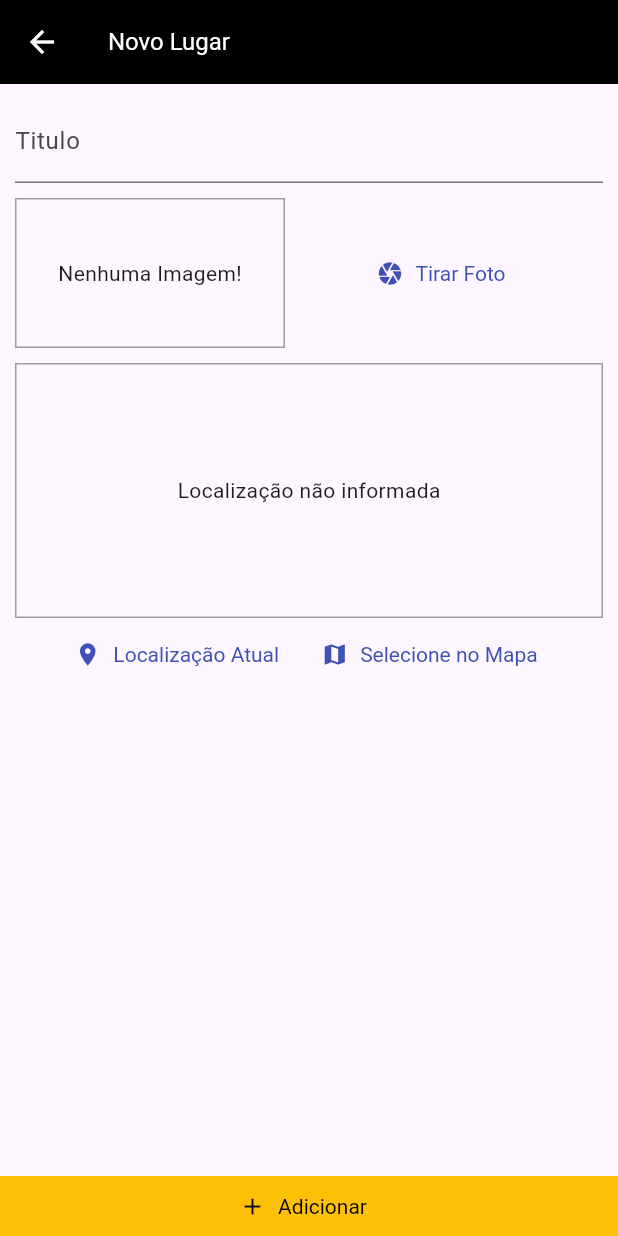
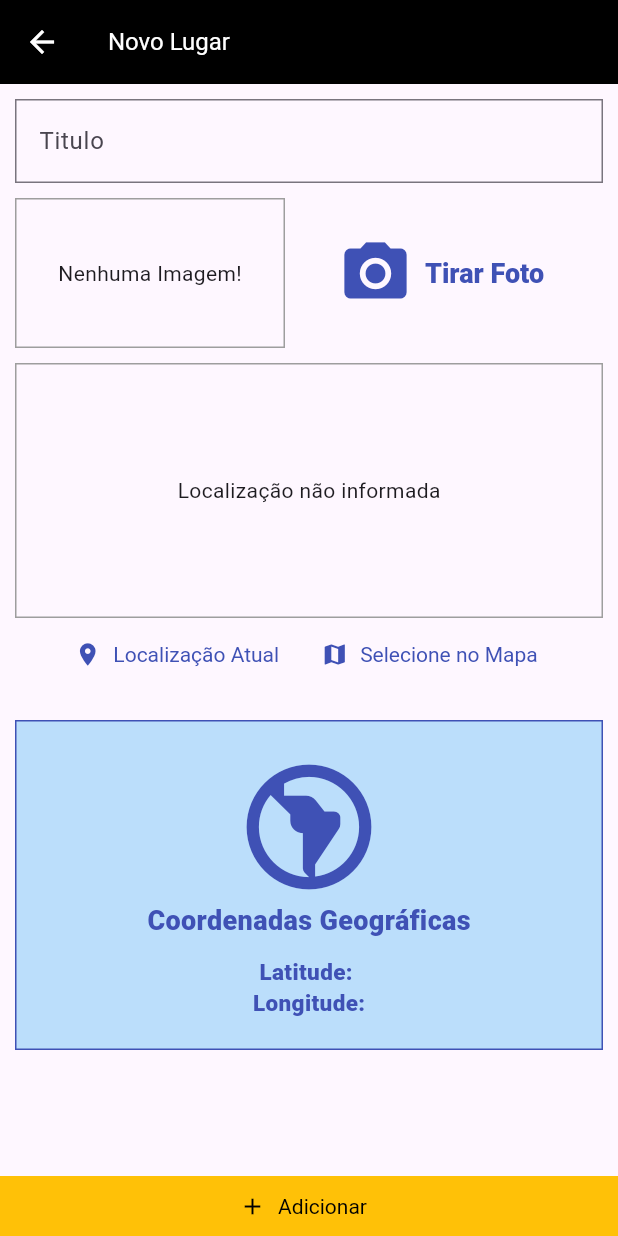
Before and after one commit to phesgot/favorite_place, a Flutter app: the PlaceFormScreen screen opened by its route, on a phone screen of 412 x 824 dp. Run offline on Flutter 3.47's test engine with Material 3 defaults, Android fonts, the phone set to English and light mode, and no system bars; our stand-ins replace google_maps_flutter, image_picker, location, sqflite; accounts and stored records are empty.

Commit message:
Atualização
Agora exibe as coordenadas geográficas (Latitude e longitude)

```diff
--- a/lib/screens/place_detail_screen.dart
+++ b/lib/screens/place_detail_screen.dart
@@ -1,4 +1,5 @@
 import 'package:favorite_place/screens/map_screen.dart';
+import 'package:favorite_place/widgets/coordenadas.dart';
 import 'package:flutter/material.dart';
 
 import '../models/place.dart';
@@ -28,13 +29,24 @@ class PlaceDetailScreen extends StatelessWidget {
             ),
           ),
           const SizedBox(height: 10),
-          Text(
-            place.location!.address!, // Exibe o endereço do lugar.
-            textAlign: TextAlign.center,
-            style: const TextStyle(
-              fontSize: 20,
-              color: Colors.grey,
+          Padding(
+            padding: const EdgeInsets.only(left: 20, right: 20),
+            child: Text(
+              place.location!.address!, // Exibe o endereço do lugar.
+              textAlign: TextAlign.center,
+              style: const TextStyle(
+                fontSize: 20,
+                color: Colors.grey,
+              ),
             ),
+          ),
+          const SizedBox(height: 20),
+          Container(
+            margin:const EdgeInsets.only(left: 20, right: 20),
+            padding: const EdgeInsets.all(20),
+            alignment: Alignment.center,
+            decoration: BoxDecoration(color: Colors.blue.shade100 ,border: Border.all(width: 1, color: Colors.indigo)),
+            child: Coordenadas(latitude: place.location?.latitude, longitude: place.location?.longitude,)
           ),
           const SizedBox(height: 10),
           ElevatedButton.icon(
--- a/lib/screens/place_form_screen.dart
+++ b/lib/screens/place_form_screen.dart
@@ -6,6 +6,7 @@ import 'package:google_maps_flutter/google_maps_flutter.dart';
 import 'package:provider/provider.dart';
 
 import '../providers/great_places.dart';
+import '../widgets/coordenadas.dart';
 import '../widgets/image_input.dart';
 
 // Tela para adicionar um novo lugar.
@@ -20,6 +21,8 @@ class _PlaceFormScreenState extends State<PlaceFormScreen> {
   final _titleController = TextEditingController(); // Controlador para o campo de texto do título.
   File? _pickedImage; // Imagem selecionada.
   LatLng? _pickedPosition; // Posição selecionada no mapa.
+  String _latitude = "";
+  String _longitude = "";
 
   @override
   Widget build(BuildContext context) {
@@ -36,7 +39,18 @@ class _PlaceFormScreenState extends State<PlaceFormScreen> {
                   children: [
                     TextField(
                       controller: _titleController, // Controlador para o campo de texto do título.
-                      decoration: const InputDecoration(labelText: "Titulo"), // Rótulo do campo de texto.
+                      decoration: const InputDecoration(
+                        labelText: "Titulo",
+                        border: OutlineInputBorder(
+                          borderRadius: BorderRadius.zero,
+                        ),
+                        focusedBorder: OutlineInputBorder(
+                          borderRadius: BorderRadius.zero,
+                          borderSide: BorderSide(
+                            width: 2, // Espessura da borda
+                          ),
+                        ),
+                      ), // Rótulo do campo de texto.
                       onChanged: (text) {
                         setState(() {});
                       },
@@ -46,6 +60,13 @@ class _PlaceFormScreenState extends State<PlaceFormScreen> {
                     const SizedBox(height: 10),
                     LocationInput(
                       onSelectPosition: _selectPosition, // Widget para selecionar a posição no mapa.
+                    ),
+                    const SizedBox(height: 20),
+                    Container(
+                      padding: const EdgeInsets.all(20),
+                      alignment: Alignment.center,
+                      decoration: BoxDecoration(color: Colors.blue.shade100 ,border: Border.all(width: 1, color: Colors.indigo)),
+                      child: Coordenadas(latitude: _pickedPosition?.latitude, longitude: _pickedPosition?.longitude,)
                     ),
                   ],
                 ),
@@ -62,7 +83,7 @@ class _PlaceFormScreenState extends State<PlaceFormScreen> {
               shape: MaterialStateProperty.all(
                   RoundedRectangleBorder(borderRadius: BorderRadius.circular(0))), // Define a forma do botão.
             ),
-          )
+          ),
         ],
       ),
     );
--- a/lib/screens/place_list_screen.dart
+++ b/lib/screens/place_list_screen.dart
@@ -12,7 +12,7 @@ class PlaceListScreen extends StatelessWidget {
   Widget build(BuildContext context) {
     return Scaffold(
       appBar: AppBar(
-        title: const Text("Lugares Favoritos"), // Título da barra de aplicativos.
+        title: const Text("Lugares Salvos"), // Título da barra de aplicativos.
         actions: [
           // Ícone de adição para adicionar novos lugares.
           IconButton(
--- a/lib/utils/location_util.dart
+++ b/lib/utils/location_util.dart
@@ -3,7 +3,7 @@ import 'package:google_maps_flutter/google_maps_flutter.dart';
 import 'package:http/http.dart' as http;
 
 // Chave de API do Google Maps.
-const googleApiKey = 'SUA_CHAVE_DE_API_DO_GOOGLE_MAPS';
+const googleApiKey = 'AIzaSyCnXUwfydia2qTaXMDGAxFDHWisjRrNyL4';
 
 // Classe utilitária para operações relacionadas à localização.
 class LocationUtil {
--- /dev/null
+++ b/lib/widgets/coordenadas.dart
@@ -0,0 +1,22 @@
+import 'package:flutter/material.dart';
+
+class Coordenadas extends StatelessWidget {
+  const Coordenadas({super.key, this.latitude, this.longitude});
+
+  final double? latitude;
+  final double? longitude;
+
+  @override
+  Widget build(BuildContext context) {
+    return Column(
+      children: [
+        const Icon(Icons.south_america_outlined, size: 100, color: Colors.indigo,),
+        const Text("Coordenadas Geográficas",  style: TextStyle(color: Colors.indigo, fontWeight: FontWeight.w900, fontSize: 18)),
+        const SizedBox(height: 10),
+        Text("Latitude: ${latitude ?? ""}", style: const TextStyle(color: Colors.indigo, fontWeight: FontWeight.w900, fontSize: 15)),
+        Text("Longitude:${longitude ?? ""}", style: const TextStyle(color: Colors.indigo, fontWeight: FontWeight.w900, fontSize: 15)),
+
+      ],
+    );
+  }
+}
--- a/lib/widgets/image_input.dart
+++ b/lib/widgets/image_input.dart
@@ -71,8 +71,9 @@ class _ImageInputState extends State<ImageInput> {
             padding: const EdgeInsets.all(8.0),
             child: TextButton.icon(
               onPressed: _takePicture, // Chama o método para tirar uma foto.
-              icon: const Icon(Icons.camera), // Ícone da câmera.
-              label: const Text("Tirar Foto", style: TextStyle(color: Colors.indigo)), // Texto do botão.
+              icon: const Icon(Icons.camera_alt, size: 50,), // Ícone da câmera.
+              label: const Text("Tirar Foto", style: TextStyle(color: Colors.indigo, fontSize: 18, fontWeight: FontWeight.w900)
+              ), // Texto do botão.
             ),
           ),
         ),
```
